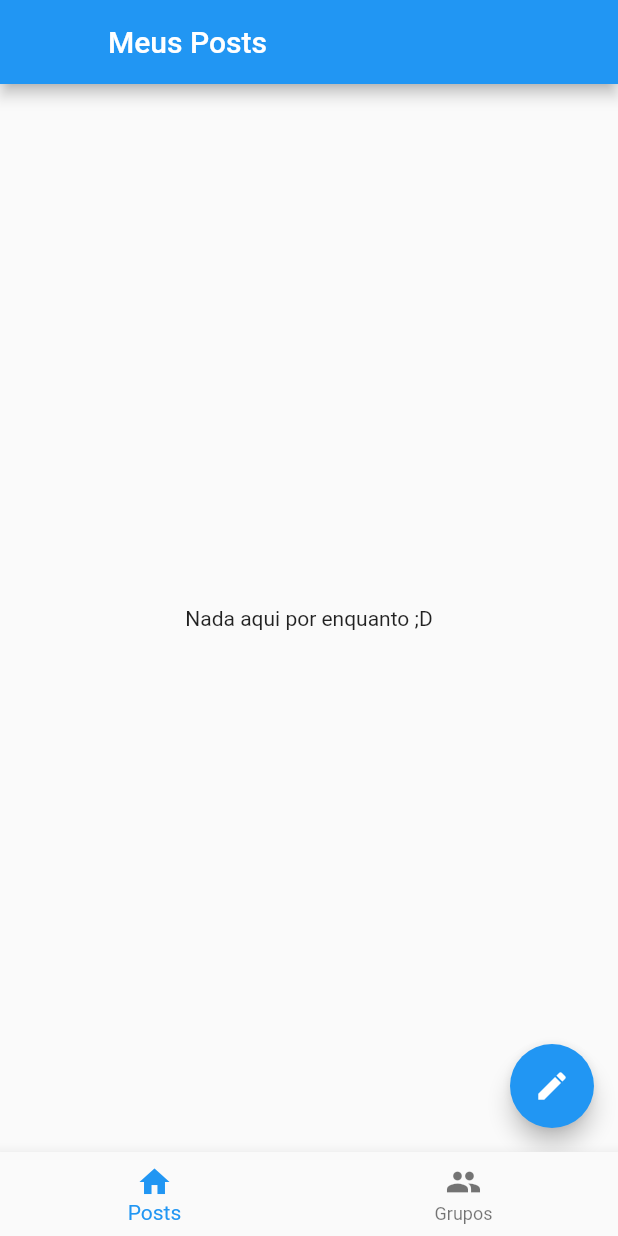
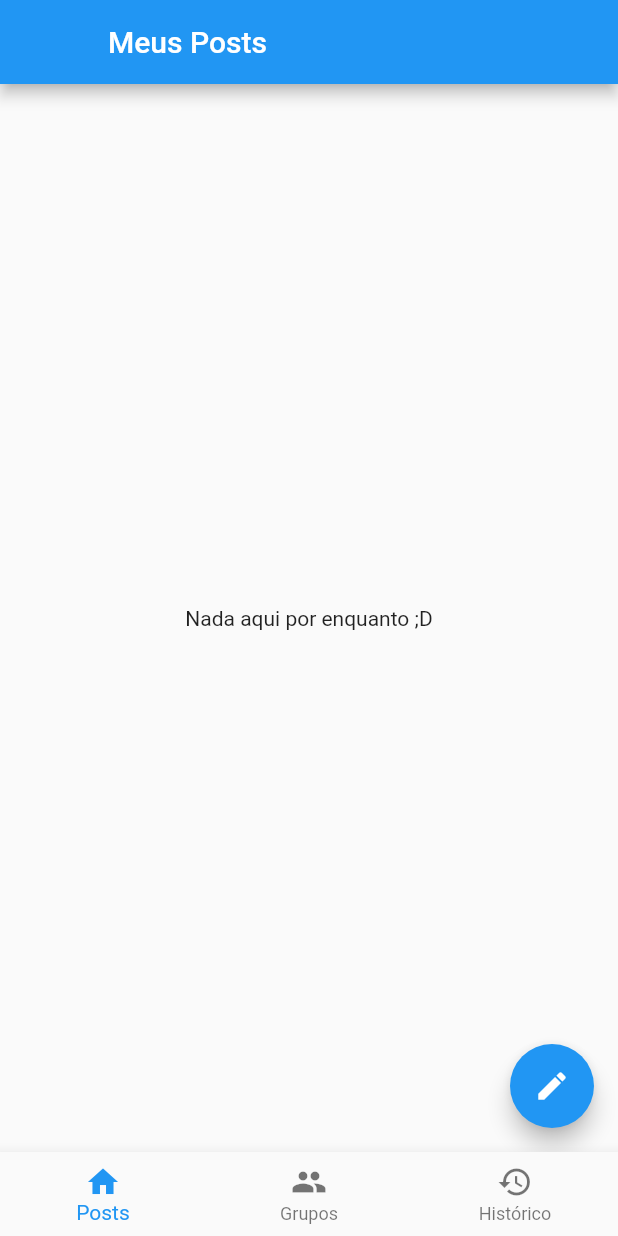
Before and after one commit to fabiosv/publisher-bot, a Flutter app: the Home screen opened by its route, on a phone screen of 412 x 824 dp. Run offline on Flutter 3.47's test engine with Material 2 defaults, Android fonts, the phone set to English and light mode, and no system bars.

Commit message:
feat: 🎸 history screen
add history screen skeleton

```diff
--- /dev/null
+++ b/publisher_mobile/lib/pages/history.dart
@@ -0,0 +1,12 @@
+import 'package:flutter/cupertino.dart';
+import 'package:flutter/material.dart';
+
+class History extends StatelessWidget {
+  @override
+  Widget build(BuildContext context) {
+    return Scaffold(
+      appBar: AppBar( title: Text('Histórico'), leading: Container(),),
+      body: Center(child: Text('Histórico das postagens'),),
+    );
+  }
+}
--- a/publisher_mobile/lib/pages/home.dart
+++ b/publisher_mobile/lib/pages/home.dart
@@ -2,6 +2,7 @@ import 'package:flutter/material.dart';
 
 import './my_posts.dart';
 import './groups.dart';
+import './history.dart';
 
 class Home extends StatefulWidget {
   Home();
@@ -21,6 +22,7 @@ class _Home extends State<Home> {
   final List<Widget> _pages = [
     MyPosts(),
     Groups(),
+    History(),
   ];
 
   void _onItemTapped(int index) {
@@ -45,6 +47,10 @@ class _Home extends State<Home> {
           BottomNavigationBarItem(
             icon: Icon(Icons.group),
             title: Text('Grupos')
+          ),
+          BottomNavigationBarItem(
+            icon: Icon(Icons.history),
+            title: Text('Histórico')
           )
         ]
       ),
```
